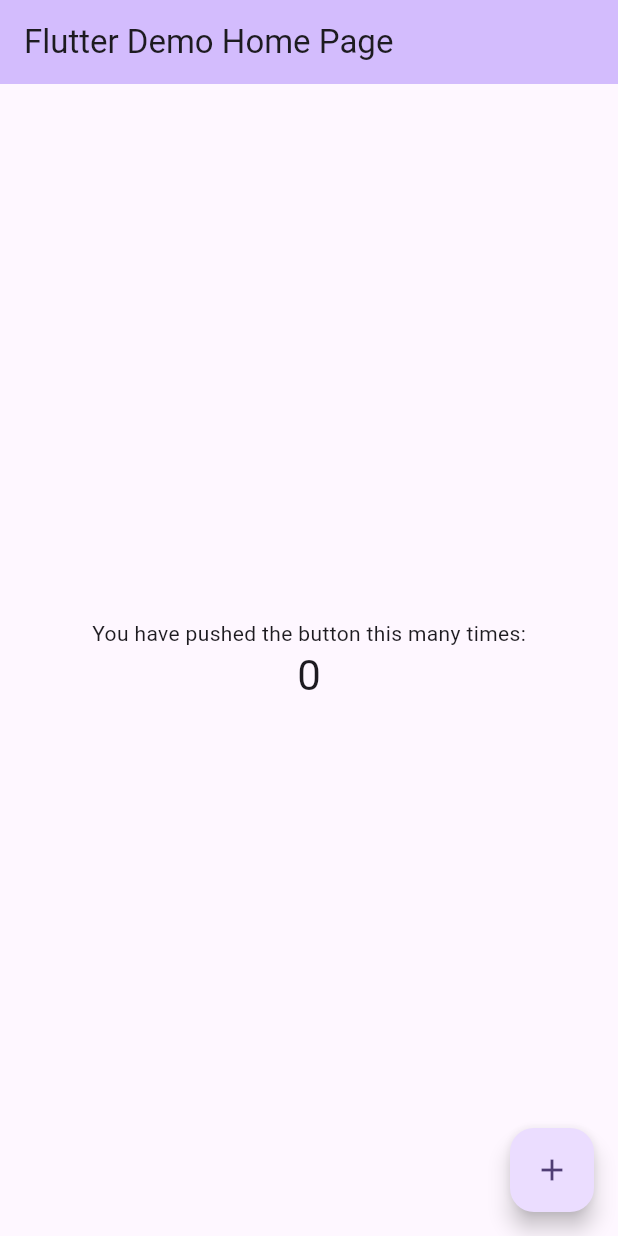
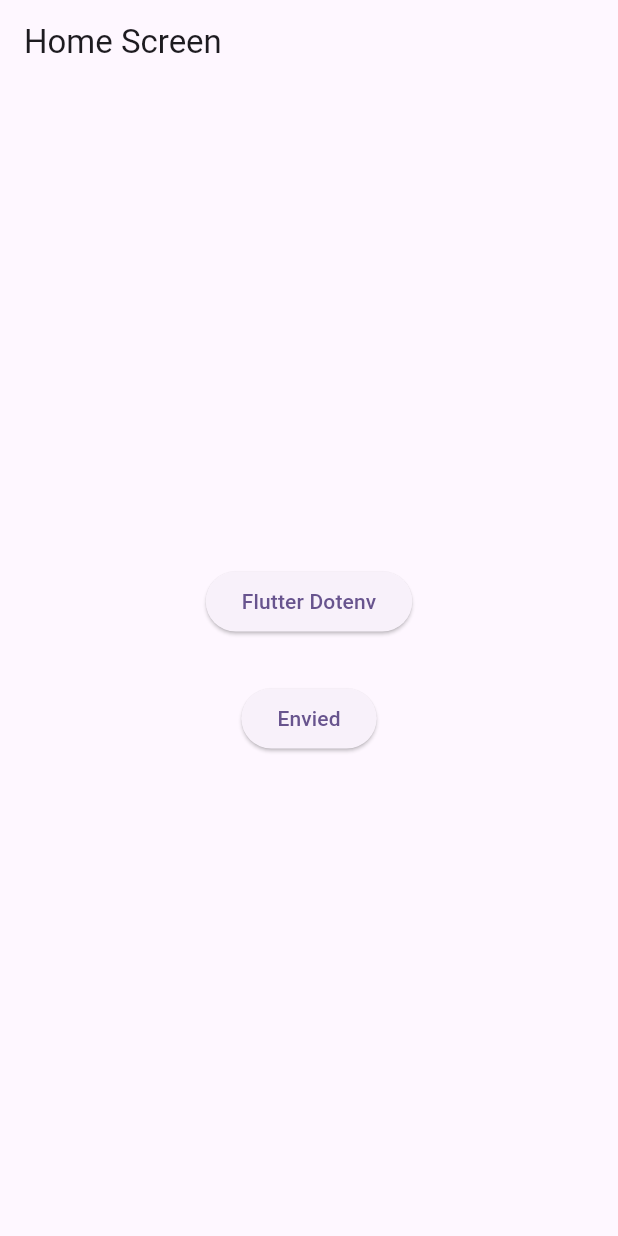
Before and after one commit to ecufre/flutter_environment_variables, a Flutter app: the screen it shows after launch, on a phone screen of 412 x 824 dp. Run offline on Flutter 3.47's test engine with Material 3 defaults, Android fonts, the phone set to English and light mode, and no system bars; our stand-ins replace flutter_dotenv.

Commit message:
Add Flutter dotenv feature

```diff
--- a/lib/main.dart
+++ b/lib/main.dart
@@ -1,122 +1,8 @@
 import 'package:flutter/material.dart';
+import 'package:flutter_dotenv/flutter_dotenv.dart';
+import 'package:flutter_environment_variables/src/core/app.dart';
 
-void main() {
-  runApp(const MyApp());
+Future main() async {
+  await dotenv.load(fileName: '.env');
+  runApp(const App());
 }
-
-class MyApp extends StatelessWidget {
-  const MyApp({super.key});
-
-  // This widget is the root of your application.
-  @override
-  Widget build(BuildContext context) {
-    return MaterialApp(
-      title: 'Flutter Demo',
-      theme: ThemeData(
-        // This is the theme of your application.
-        //
-        // TRY THIS: Try running your application with "flutter run". You'll see
-        // the application has a purple toolbar. Then, without quitting the app,
-        // try changing the seedColor in the colorScheme below to Colors.green
-        // and then invoke "hot reload" (save your changes or press the "hot
-        // reload" button in a Flutter-supported IDE, or press "r" if you used
-        // the command line to start the app).
-        //
-        // Notice that the counter didn't reset back to zero; the application
-        // state is not lost during the reload. To reset the state, use hot
-        // restart instead.
-        //
-        // This works for code too, not just values: Most code changes can be
-        // tested with just a hot reload.
-        colorScheme: ColorScheme.fromSeed(seedColor: Colors.deepPurple),
-      ),
-      home: const MyHomePage(title: 'Flutter Demo Home Page'),
-    );
-  }
-}
-
-class MyHomePage extends StatefulWidget {
-  const MyHomePage({super.key, required this.title});
-
-  // This widget is the home page of your application. It is stateful, meaning
-  // that it has a State object (defined below) that contains fields that affect
-  // how it looks.
-
-  // This class is the configuration for the state. It holds the values (in this
-  // case the title) provided by the parent (in this case the App widget) and
-  // used by the build method of the State. Fields in a Widget subclass are
-  // always marked "final".
-
-  final String title;
-
-  @override
-  State<MyHomePage> createState() => _MyHomePageState();
-}
-
-class _MyHomePageState extends State<MyHomePage> {
-  int _counter = 0;
-
-  void _incrementCounter() {
-    setState(() {
-      // This call to setState tells the Flutter framework that something has
-      // changed in this State, which causes it to rerun the build method below
-      // so that the display can reflect the updated values. If we changed
-      // _counter without calling setState(), then the build method would not be
-      // called again, and so nothing would appear to happen.
-      _counter++;
-    });
-  }
-
-  @override
-  Widget build(BuildContext context) {
-    // This method is rerun every time setState is called, for instance as done
-    // by the _incrementCounter method above.
-    //
-    // The Flutter framework has been optimized to make rerunning build methods
-    // fast, so that you can just rebuild anything that needs updating rather
-    // than having to individually change instances of widgets.
-    return Scaffold(
-      appBar: AppBar(
-        // TRY THIS: Try changing the color here to a specific color (to
-        // Colors.amber, perhaps?) and trigger a hot reload to see the AppBar
-        // change color while the other colors stay the same.
-        backgroundColor: Theme.of(context).colorScheme.inversePrimary,
-        // Here we take the value from the MyHomePage object that was created by
-        // the App.build method, and use it to set our appbar title.
-        title: Text(widget.title),
-      ),
-      body: Center(
-        // Center is a layout widget. It takes a single child and positions it
-        // in the middle of the parent.
-        child: Column(
-          // Column is also a layout widget. It takes a list of children and
-          // arranges them vertically. By default, it sizes itself to fit its
-          // children horizontally, and tries to be as tall as its parent.
-          //
-          // Column has various properties to control how it sizes itself and
-          // how it positions its children. Here we use mainAxisAlignment to
-          // center the children vertically; the main axis here is the vertical
-          // axis because Columns are vertical (the cross axis would be
-          // horizontal).
-          //
-          // TRY THIS: Invoke "debug painting" (choose the "Toggle Debug Paint"
-          // action in the IDE, or press "p" in the console), to see the
-          // wireframe for each widget.
-          mainAxisAlignment: MainAxisAlignment.center,
-          children: <Widget>[
-            const Text('You have pushed the button this many times:'),
-            Text(
-              '$_counter',
-              style: Theme.of(context).textTheme.headlineMedium,
-            ),
-          ],
-        ),
-      ),
-      floatingActionButton: FloatingActionButton(
-        onPressed: _incrementCounter,
-        tooltip: 'Increment',
-        child: const Icon(Icons.add),
-      ), // This trailing comma makes auto-formatting nicer for build methods.
-    );
-  }
-}
--- /dev/null
+++ b/lib/src/core/app.dart
@@ -0,0 +1,17 @@
+import 'package:flutter/material.dart';
+import 'package:flutter_environment_variables/src/screens/home_screen.dart';
+
+class App extends StatelessWidget {
+  const App({super.key});
+
+  @override
+  Widget build(BuildContext context) {
+    return MaterialApp(
+      title: 'Flutter Environment Variables App',
+      theme: ThemeData(
+        colorScheme: ColorScheme.fromSeed(seedColor: Colors.deepPurple),
+      ),
+      home: const HomeScreen(),
+    );
+  }
+}
--- /dev/null
+++ b/lib/src/core/environment_variables/flutter_dotenv_service.dart
@@ -0,0 +1,12 @@
+import 'package:flutter_dotenv/flutter_dotenv.dart';
+
+class FlutterDotenvService {
+  static String getStringEnvironmentVariable(String key) => dotenv.get(key);
+
+  static int getIntEnvironmentVariable(String key) => dotenv.getInt(key);
+
+  static double getDoubleEnvironmentVariable(String key) =>
+      dotenv.getDouble(key);
+
+  static bool getBoolEnvironmentVariable(String key) => dotenv.getBool(key);
+}
--- /dev/null
+++ b/lib/src/screens/envied_screen.dart
@@ -0,0 +1,14 @@
+import 'package:flutter/material.dart';
+
+class EnviedScreen extends StatelessWidget {
+  const EnviedScreen({super.key});
+
+  @override
+  Widget build(BuildContext context) {
+    return Scaffold(
+      appBar: AppBar(
+        title: Text('Flutter Dotenv'),
+      ),
+    );
+  }
+}
--- /dev/null
+++ b/lib/src/screens/home_screen.dart
@@ -0,0 +1,45 @@
+import 'package:flutter/material.dart';
+import 'package:flutter_environment_variables/src/screens/envied_screen.dart';
+import 'package:flutter_environment_variables/src/screens/flutter_dotenv_screen.dart';
+
+class HomeScreen extends StatelessWidget {
+  const HomeScreen({super.key});
+
+  @override
+  Widget build(BuildContext context) {
+    return Scaffold(
+      appBar: AppBar(
+        title: Text('Home Screen'),
+      ),
+      body: Center(
+        child: Column(
+          crossAxisAlignment: CrossAxisAlignment.center,
+          mainAxisAlignment: MainAxisAlignment.center,
+          children: [
+            ElevatedButton(
+              onPressed: () {
+                Navigator.of(context).push(
+                  MaterialPageRoute(
+                    builder: (context) => const FlutterDotenvScreen(),
+                  ),
+                );
+              },
+              child: Text('Flutter Dotenv'),
+            ),
+            const SizedBox(height: 30.0),
+            ElevatedButton(
+              onPressed: () {
+                Navigator.of(context).push(
+                  MaterialPageRoute(
+                    builder: (context) => const EnviedScreen(),
+                  ),
+                );
+              },
+              child: Text('Envied'),
+            ),
+          ],
+        ),
+      ),
+    );
+  }
+}
```
Also changed, not shown: analysis_options.yaml (+5 -23 lines), lib/src/screens/flutter_dotenv_screen.dart (added, +110 -0 lines), pubspec.yaml (+5 -70 lines), pubspec.lock, 1 other file.
